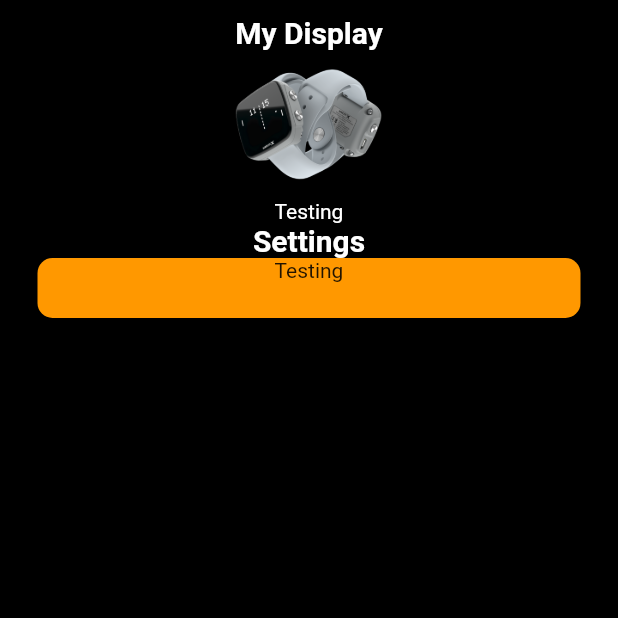
After one commit to TaneHerbert/MyWatchApp, a Flutter app: the SettingsPage screen opened directly, on a phone screen of 412 x 824 dp, the top half of it. The commit adds this screen. Run offline on Flutter 3.47's test engine with Material 2 defaults, Android fonts, the phone set to English and light mode, and no system bars; our stand-ins replace carousel_slider, flutter_blue; missing offline and left inert: dart:ffi.

Commit message:
Started settings page and added bluetooth functionality to distinquish between 2 pages

```diff
--- a/lib/connect_or_disconnect.dart
+++ b/lib/connect_or_disconnect.dart
@@ -4,6 +4,7 @@ import 'dart:math';
 
 import 'package:flutter/material.dart';
 import 'package:flutter_blue/flutter_blue.dart';
+import 'main.dart';
 
 class DeviceScreen extends StatefulWidget {
   const DeviceScreen({super.key, required this.device});
--- /dev/null
+++ b/lib/settingsPage.dart
@@ -0,0 +1,63 @@
+import 'dart:ffi';
+
+import 'package:flutter/material.dart';
+
+class SettingsPage extends StatelessWidget {
+  const SettingsPage({super.key});
+
+  @override
+  Widget build(BuildContext context) {
+    return Scaffold(
+      body: Padding(
+        padding: const EdgeInsets.only(left: 25, top: 10, right: 25),
+        child: Column(
+          children: [
+            const Text(
+              "My Display",
+              style: TextStyle(
+                  color: Colors.white,
+                  fontSize: 20,
+                  fontWeight: FontWeight.bold),
+            ),
+            SizedBox(
+              width: 100,
+              height: 100,
+              child: Image.asset('images/mainphoto.png'),
+            ),
+            const Text(
+              "Testing",
+              style: TextStyle(color: Colors.white),
+            ),
+            const Text(
+              "Settings",
+              style: TextStyle(
+                color: Colors.white,
+                fontSize: 20,
+                fontWeight: FontWeight.bold,
+              ),
+            ),
+            Column(
+              children: [
+                Container(
+                  width: double.infinity,
+                  decoration: BoxDecoration(
+                    color: Colors.orange,
+                    borderRadius: BorderRadius.circular(10),
+                  ),
+                  child: Column(
+                    children: const [
+                      SizedBox(
+                        height: 40,
+                        child: Text("Testing"),
+                      )
+                    ],
+                  ),
+                )
+              ],
+            )
+          ],
+        ),
+      ),
+    );
+  }
+}
```
Also changed, not shown: lib/face_gallery_page.dart (+14 -2 lines), lib/main.dart (+40 -6 lines).
